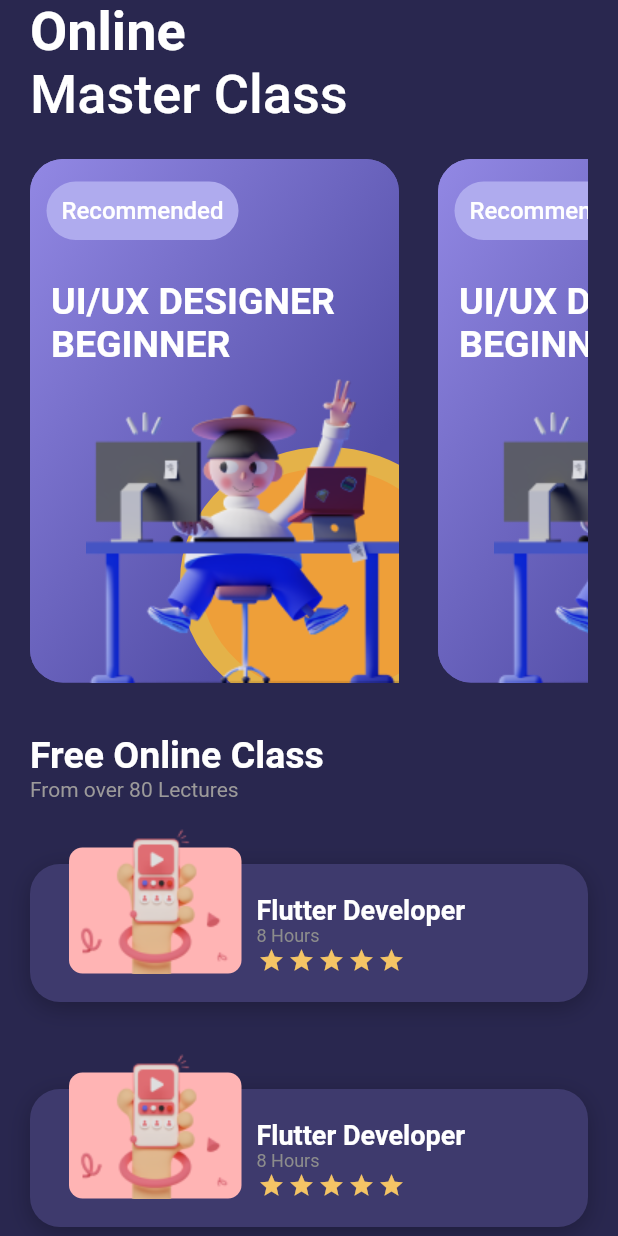
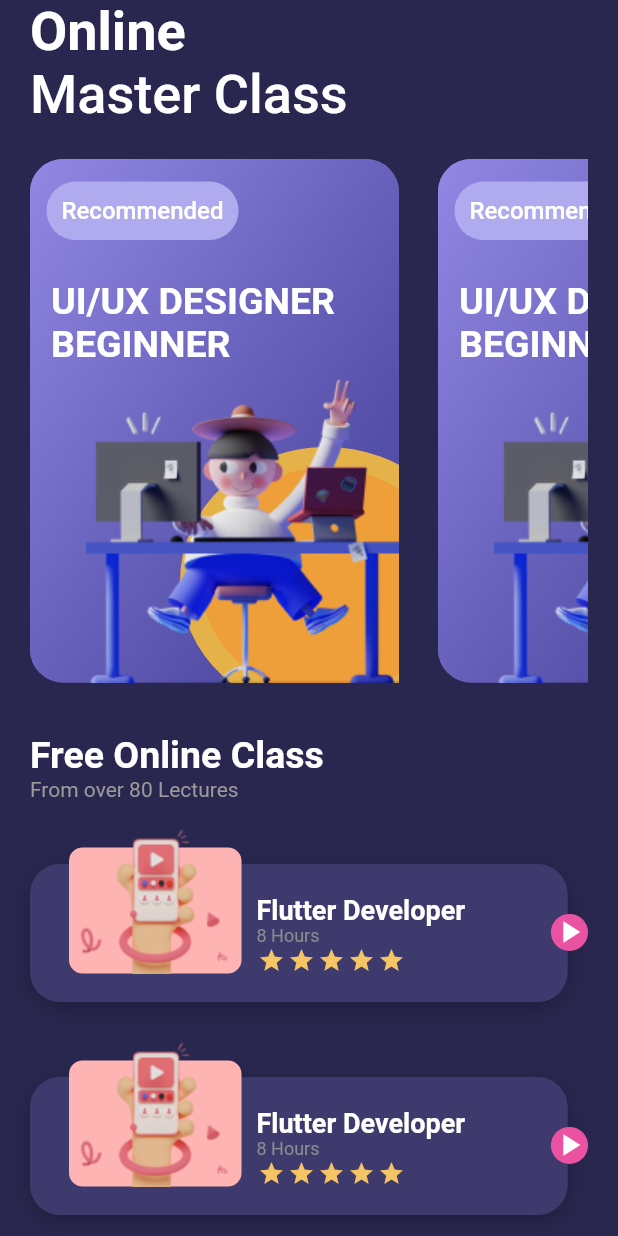
Before and after one commit to Emyeeeel/mobile_course_app_ui, a Flutter app: the screen it shows after launch, on a phone screen of 412 x 824 dp. Run offline on Flutter 3.47's test engine with Material 2 defaults, Android fonts, the phone set to English and light mode, and no system bars; drawn by our look-alikes of flutter_rating_bar; our stand-ins replace device_preview, google_fonts.

```diff
--- /dev/null
+++ b/lib/pages/pages.dart
@@ -0,0 +1,2 @@
+export 'home_screen.dart';
+export 'details_screen.dart';
--- a/lib/widgets/second_widgetList.dart
+++ b/lib/widgets/second_widgetList.dart
@@ -18,7 +18,7 @@ class VerticalList extends StatelessWidget {
   Widget build(BuildContext context) {
     return Padding(
       padding: const EdgeInsets.only(
-        bottom: 16,
+        bottom: 8,
       ),
       child: SizedBox(
         height: 134,
@@ -28,7 +28,7 @@ class VerticalList extends StatelessWidget {
             Container(
               height: 92,
               width: MediaQuery.of(context).size.width -
-                  (MediaQuery.of(context).size.width * 0.03),
+                  (MediaQuery.of(context).size.width * 0.13),
               decoration: BoxDecoration(
                 borderRadius: BorderRadius.circular(20),
                 color: const Color(0xFF3E3A6D),
@@ -124,6 +124,21 @@ class VerticalList extends StatelessWidget {
                 ],
               ),
             ),
+            Positioned(
+                bottom: 34,
+                right: 0,
+                child: Container(
+                  height: MediaQuery.of(context).size.width * 0.06,
+                  width: MediaQuery.of(context).size.width * 0.06,
+                  decoration: const BoxDecoration(
+                    shape: BoxShape.circle,
+                    color: Color(0xFFEB53A2),
+                  ),
+                  child: const Icon(
+                    Icons.play_arrow,
+                    color: Colors.white,
+                  ),
+                ))
           ],
         ),
       ),
```
Also changed, not shown: lib/pages/details_screen.dart (added, +15 -0 lines).
